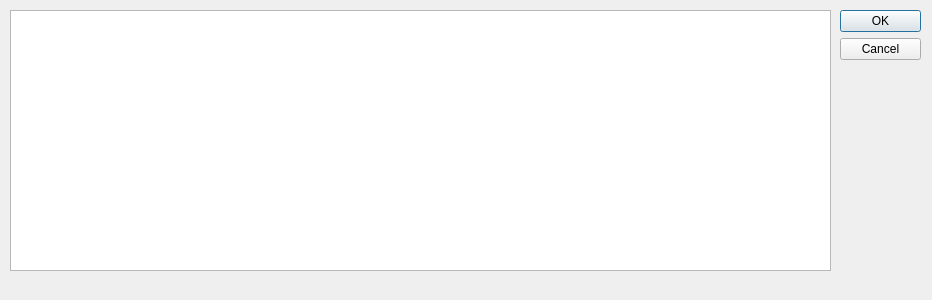
Before: the Qt Designer form libs/LuToolLog.ui in Gad/LutherieTools, drawn with Qt 5.
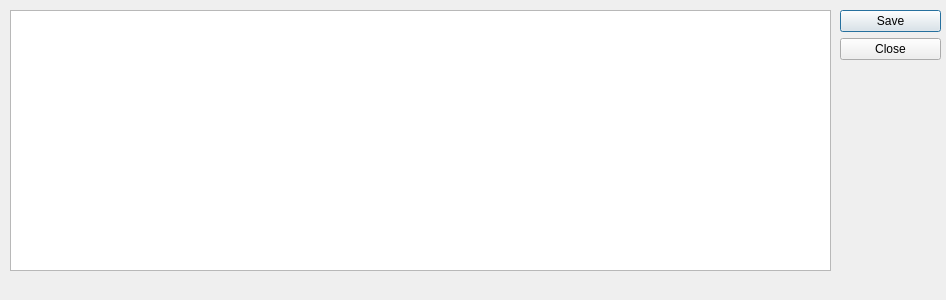
After: the same form once the commit is applied.

```diff
--- a/libs/LuToolLog.ui
+++ b/libs/LuToolLog.ui
@@ -6,7 +6,7 @@
    <rect>
     <x>0</x>
     <y>0</y>
-    <width>932</width>
+    <width>946</width>
     <height>300</height>
    </rect>
   </property>
@@ -18,7 +18,7 @@
     <rect>
      <x>840</x>
      <y>10</y>
-     <width>81</width>
+     <width>101</width>
      <height>241</height>
     </rect>
    </property>
@@ -26,7 +26,7 @@
     <enum>Qt::Vertical</enum>
    </property>
    <property name="standardButtons">
-    <set>QDialogButtonBox::Cancel|QDialogButtonBox::Ok</set>
+    <set>QDialogButtonBox::Close|QDialogButtonBox::Save</set>
    </property>
   </widget>
   <widget class="QTextBrowser" name="logBrowser">
```
